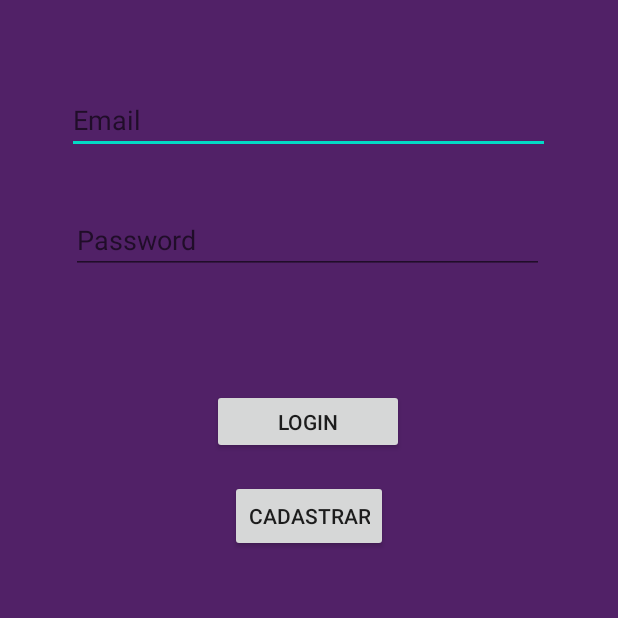
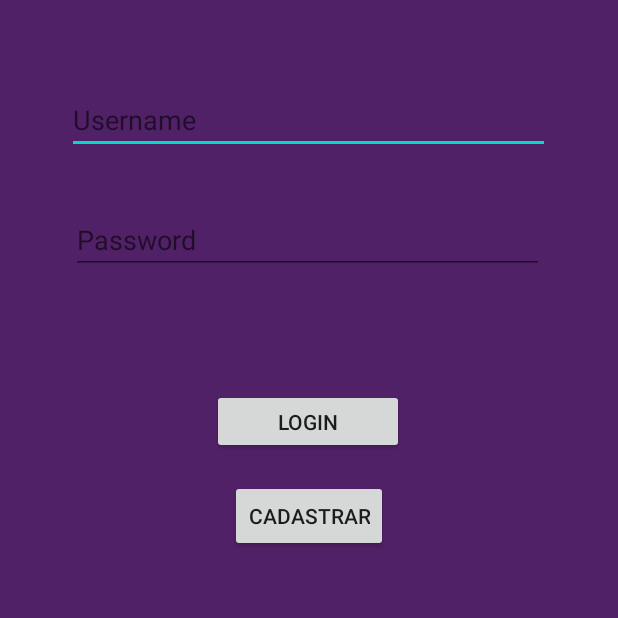
Before and after one commit to EzequielBitencourt/NordShop, an Android app: the screen it shows after launch (Login before the commit, TelaLogin after it), after a tap on an icon or button, on a phone screen of 412 x 824 dp, the part 390-1008 px from its top. Run offline under Robolectric (Android 15) with nearby library versions, the phone set to English and light mode, and no system bars; Roboto replaces fonts that are not available here.

Commit message:
Adicionado validação na hora do Login USUARIO E SENHA É admin

```diff
--- a/app/src/main/AndroidManifest.xml
+++ b/app/src/main/AndroidManifest.xml
@@ -1,6 +1,8 @@
 <?xml version="1.0" encoding="utf-8"?>
 <manifest xmlns:android="http://schemas.android.com/apk/res/android"
     package="com.example.nordshop">
+    <!--Internet Permission-->
+    <uses-permission android:name="android.permission.INTERNET" />
 
     <application
         android:allowBackup="true"
@@ -9,7 +11,7 @@
         android:roundIcon="@mipmap/ic_launcher_round"
         android:supportsRtl="true"
         android:theme="@style/AppTheme">
-        <activity android:name=".Login"></activity>
+        <activity android:name=".TelaLogin"></activity>
         <activity android:name=".Catalogo" />
         <activity android:name=".MainActivity">
             <intent-filter>
--- a/app/src/main/java/com/example/nordshop/MainActivity.java
+++ b/app/src/main/java/com/example/nordshop/MainActivity.java
@@ -5,7 +5,6 @@ import androidx.appcompat.app.AppCompatActivity;
 import android.content.Intent;
 import android.os.Bundle;
 import android.view.View;
-import android.widget.Button;
 import android.widget.ImageButton;
 
 
@@ -39,7 +38,7 @@ public class MainActivity extends AppCompatActivity {
     }
 
     private void openLogin() {
-        Intent intent = new Intent(this,Login.class);
+        Intent intent = new Intent(this, TelaLogin.class);
         startActivity(intent);
     }
 
--- /dev/null
+++ b/app/src/main/java/com/example/nordshop/TelaLogin.java
@@ -0,0 +1,50 @@
+package com.example.nordshop;
+
+import android.content.Intent;
+import android.os.Bundle;
+import android.view.View;
+import android.widget.Button;
+import android.widget.EditText;
+
+import androidx.appcompat.app.AppCompatActivity;
+
+import com.example.nordshop.exception.IncorrectPasswordException;
+import com.example.nordshop.exception.UserNotFoundException;
+
+public class TelaLogin extends AppCompatActivity {
+    private Button buttonLogin;
+    private EditText inputUsuario;
+    private EditText inputSenha;
+    @Override
+    protected void onCreate(Bundle savedInstanceState) {
+        super.onCreate(savedInstanceState);
+        setContentView(R.layout.activity_login);
+
+        buttonLogin  = (Button) findViewById(R.id.buttonLogin);
+        inputUsuario = (EditText) findViewById(R.id.username);
+        inputSenha = (EditText) findViewById(R.id.password);
+        buttonLogin.setOnClickListener(new View.OnClickListener() {
+            @Override
+            public void onClick(View view) {
+                actionLogin();
+            }
+        });
+    }
+
+    private void actionLogin() {
+
+        try {
+            Login.entrar(inputUsuario.getText().toString(), inputSenha.getText().toString());
+            openCatalogo();
+        } catch (UserNotFoundException e) {
+
+        } catch (IncorrectPasswordException e) {
+
+        }
+    }
+
+    private void openCatalogo() {
+        Intent intent = new Intent(this, Catalogo.class);
+        startActivity(intent);
+    }
+}
--- a/app/src/main/res/layout/activity_login.xml
+++ b/app/src/main/res/layout/activity_login.xml
@@ -9,7 +9,7 @@
     android:paddingTop="@dimen/activity_vertical_margin"
     android:paddingRight="@dimen/activity_horizontal_margin"
     android:paddingBottom="@dimen/activity_vertical_margin"
-    tools:context=".Login">
+    tools:context=".TelaLogin">
 
 
         <!-- NordShop -->
@@ -24,7 +24,7 @@
             android:id="@+id/username"
             android:layout_width="322dp"
             android:layout_height="40dp"
-            android:hint="@string/prompt_email"
+            android:hint="@string/prompt_username"
             android:inputType="textEmailAddress"
             android:selectAllOnFocus="true"
             android:textColor="#0B0A0A"
--- a/app/src/main/res/values/strings.xml
+++ b/app/src/main/res/values/strings.xml
@@ -2,6 +2,7 @@
     <string name="app_name">NordShop</string>
     <string name="title_activity_login">LoginActivity</string>
     <string name="prompt_email">Email</string>
+    <string name="prompt_username">Username</string>
     <string name="prompt_password">Password</string>
     <string name="action_sign_in">Sign in or register</string>
     <string name="action_sign_in_short">Sign in</string>
--- a/build.gradle
+++ b/build.gradle
@@ -1,11 +1,13 @@
 // Top-level build file where you can add configuration options common to all sub-projects/modules.
 buildscript {
+    ext.kotlin_version = '1.4.10'
     repositories {
         google()
         jcenter()
     }
     dependencies {
-        classpath 'com.android.tools.build:gradle:4.0.2'
+        classpath "com.android.tools.build:gradle:4.0.1"
+        classpath "org.jetbrains.kotlin:kotlin-gradle-plugin:$kotlin_version"
 
         // NOTE: Do not place your application dependencies here; they belong
         // in the individual module build.gradle files
```
Also changed, not shown: app/build.gradle (+8 -0 lines), app/src/main/java/com/example/nordshop/Catalogo.java (+6 -3 lines), app/src/main/java/com/example/nordshop/Login.java (+21 -21 lines), app/src/main/java/com/example/nordshop/Usuario.java (added, +26 -0 lines), app/src/main/java/com/example/nordshop/exception/IncorrectPasswordException.java (added, +7 -0 lines), app/src/main/java/com/example/nordshop/exception/UserNotFoundException.java (added, +7 -0 lines), 1 other file.
